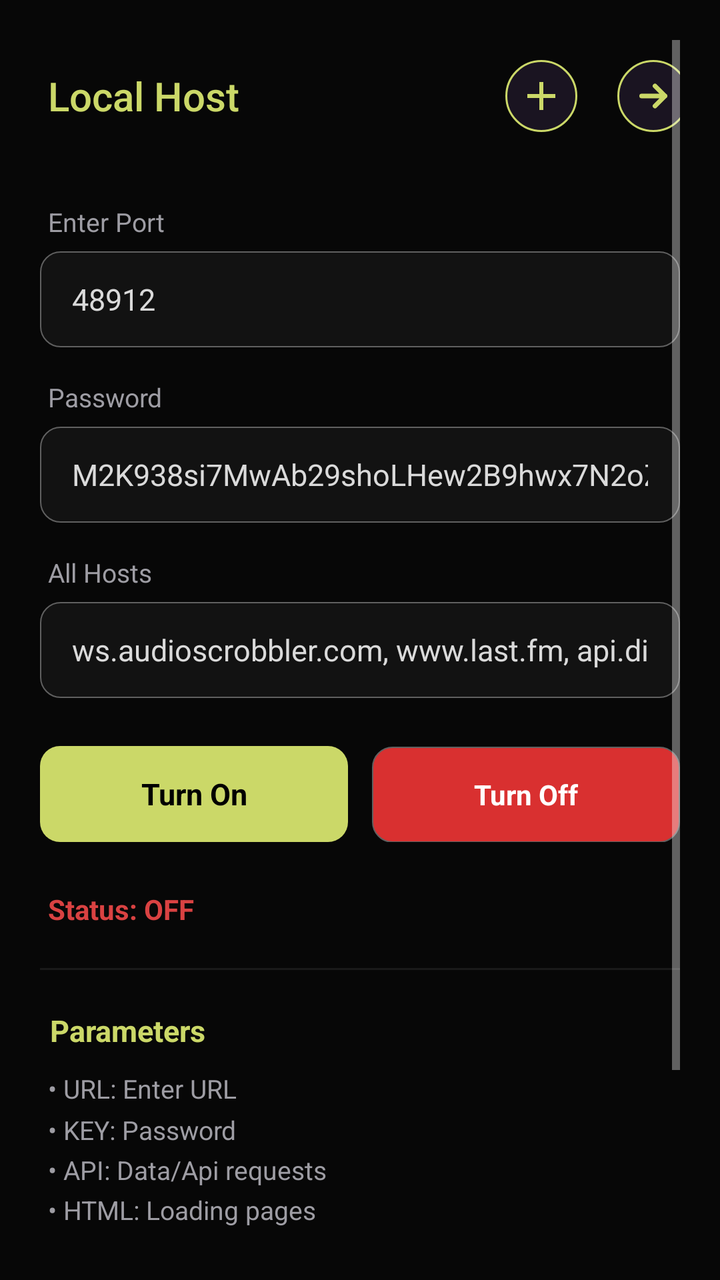
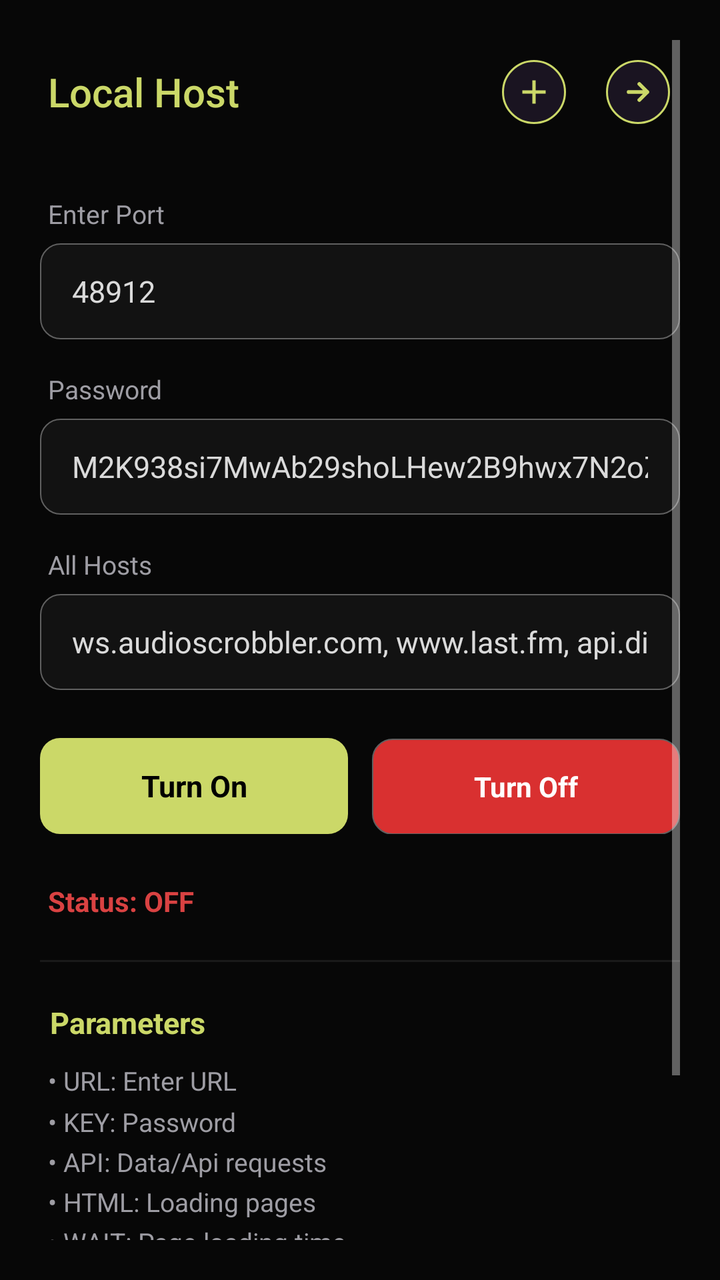

Compare the two renders of this Android layout. The source of the first and the diff that turns it into the second are given below.
<!-- AndroidManifest.xml: application theme Theme.NetProxy -->
<!-- res/layout/activity_main.xml -->
<?xml version="1.0" encoding="utf-8"?>
<ScrollView xmlns:android="http://schemas.android.com/apk/res/android"
    android:layout_width="match_parent"
    android:layout_height="match_parent"
    android:background="#070707"
    android:fillViewport="true"
    android:focusable="true"
    android:focusableInTouchMode="true"
    android:padding="20dp">

    <LinearLayout
        android:layout_width="match_parent"
        android:layout_height="wrap_content"
        android:orientation="vertical">

        
        <LinearLayout
            android:layout_width="match_parent"
            android:layout_height="wrap_content"
            android:layout_marginTop="10dp"
            android:layout_marginBottom="36dp"
            android:gravity="center_vertical"
            android:orientation="horizontal">

            <TextView
                android:layout_width="0dp"
                android:layout_height="wrap_content"
                android:layout_weight="1"
                android:layout_marginStart="4dp"
                android:fontFamily="sans-serif-medium"
                android:text="Local Host"
                android:textColor="#CBD868"
                android:textSize="20sp" />

            
            <LinearLayout
                android:layout_width="wrap_content"
                android:layout_height="wrap_content"
                android:layout_marginEnd="-5dp"
                android:gravity="center_vertical"
                android:orientation="horizontal">

                
                <ImageView
                    android:id="@+id/btnImport"
                    android:layout_width="36dp"
                    android:layout_height="36dp"
                    android:layout_marginEnd="20dp"
                    android:background="@drawable/bg_action_btn"
                    android:clickable="true"
                    android:focusable="true"
                    android:padding="6dp"
                    android:src="@drawable/bg_plus_icon" />

                )
                <ImageView
                    android:id="@+id/btnExport"
                    android:layout_width="36dp"
                    android:layout_height="36dp"
                    android:background="@drawable/bg_action_btn"
                    android:clickable="true"
                    android:focusable="true"
                    android:padding="8dp"
                    android:src="@drawable/bg_arrow_icon" />
            </LinearLayout>
        </LinearLayout>

        <TextView
            android:layout_width="wrap_content"
            android:layout_height="wrap_content"
            android:layout_marginLeft="4dp"
            android:layout_marginBottom="6dp"
            android:text="Enter Port"
            android:textColor="#9E9DA4"
            android:textSize="13sp" />

        <EditText
            android:id="@+id/etPort"
            android:layout_width="match_parent"
            android:layout_height="48dp"
            android:layout_marginBottom="16dp"
            android:background="@drawable/bg_input"
            android:inputType="number"
            android:paddingHorizontal="16dp"
            android:text="48912"
            android:textColor="#DADADA"
            android:textSize="15sp" />

        <TextView
            android:layout_width="wrap_content"
            android:layout_height="wrap_content"
            android:layout_marginLeft="4dp"
            android:layout_marginBottom="6dp"
            android:text="Password"
            android:textColor="#9E9DA4"
            android:textSize="13sp" />

        <EditText
            android:id="@+id/etPassword"
            android:layout_width="match_parent"
            android:layout_height="48dp"
            android:layout_marginBottom="16dp"
            android:background="@drawable/bg_input"
            android:inputType="text"
            android:paddingHorizontal="16dp"
            android:text="M2K938si7MwAb29shoLHew2B9hwx7N2oZwbd18"
            android:textColor="#DADADA"
            android:textSize="15sp" />

        <TextView
            android:layout_width="wrap_content"
            android:layout_height="wrap_content"
            android:layout_marginLeft="4dp"
            android:layout_marginBottom="6dp"
            android:text="All Hosts"
            android:textColor="#9E9DA4"
            android:textSize="13sp" />

        <EditText
            android:id="@+id/etHosts"
            android:layout_width="match_parent"
            android:layout_height="48dp"
            android:layout_marginBottom="24dp"
            android:background="@drawable/bg_input"
            android:inputType="text"
            android:paddingHorizontal="16dp"
            android:text="ws.audioscrobbler.com, www.last.fm, api.discogs.com, www.googleapis.com, www.youtube.com, m.youtube.com, api.deezer.com, wikipedia.org, en.wikipedia.org, lrclib.net, lyrics.lewagon.ai, api.lyrics.ovh"
            android:textColor="#DADADA"
            android:textSize="15sp" />

        <LinearLayout
            android:layout_width="match_parent"
            android:layout_height="wrap_content"
            android:layout_marginBottom="24dp"
            android:orientation="horizontal">

            <TextView
                android:id="@+id/btnTurnOn"
                android:layout_width="0dp"
                android:layout_height="48dp"
                android:layout_weight="1"
                android:layout_marginEnd="6dp"
                android:background="@drawable/bg_btn_on_ripple"
                android:clickable="true"
                android:focusable="true"
                android:gravity="center"
                android:text="Turn On"
                android:textColor="#000000"
                android:textSize="15sp"
                android:textStyle="bold" />

            <TextView
                android:id="@+id/btnTurnOff"
                android:layout_width="0dp"
                android:layout_height="48dp"
                android:layout_weight="1"
                android:layout_marginStart="6dp"
                android:background="@drawable/bg_btn_off_ripple"
                android:clickable="true"
                android:focusable="true"
                android:gravity="center"
                android:text="Turn Off"
                android:textColor="#FFFFFF"
                android:textSize="14sp"
                android:textStyle="bold" />
        </LinearLayout>

        <TextView
            android:id="@+id/tvStatus"
            android:layout_width="match_parent"
            android:layout_height="wrap_content"
            android:layout_marginLeft="4dp"
            android:layout_marginBottom="20dp"
            android:text="Status: OFF"
            android:textColor="#D94242"
            android:textSize="14sp"
            android:textStyle="bold" />

        <View
            android:layout_width="match_parent"
            android:layout_height="1dp"
            android:layout_marginBottom="20dp"
            android:background="#1A1A1A" />

        <TextView
            android:layout_width="wrap_content"
            android:layout_height="wrap_content"
            android:layout_marginLeft="5dp"
            android:layout_marginBottom="10dp"
            android:text="Parameters"
            android:textColor="#CBD868"
            android:textSize="15sp"
            android:textStyle="bold" />

        <TextView
            android:layout_width="match_parent"
            android:layout_height="wrap_content"
            android:layout_marginLeft="4dp"
            android:layout_marginBottom="30dp"
            android:lineSpacingMultiplier="1.3"
            android:text="• URL: Enter URL\n• KEY: Password\n• API: Data/Api requests\n• HTML: Loading pages\n• WAIT: Page loading time\n• UA: Custom User-Agent"
            android:textColor="#9E9DA4"
            android:textSize="13sp" />

        <TextView
            android:layout_width="wrap_content"
            android:layout_height="wrap_content"
            android:layout_marginLeft="4dp"
            android:layout_marginBottom="8dp"
            android:text="Usage Example:"
            android:textColor="#7F9CAB"
            android:textSize="15sp"
            android:textStyle="bold" />

        <TextView
            android:id="@+id/tvExample"
            android:layout_width="match_parent"
            android:layout_height="wrap_content"
            android:layout_marginLeft="4dp"
            android:fontFamily="monospace"
            android:lineSpacingMultiplier="1.2"
            android:text="http://127.0.0.1:8080/?key=7777\nproxy://action?start=10"
            android:textColor="#CBD868"
            android:textSize="12sp" />

    </LinearLayout>
</ScrollView>
<!-- resources referenced by this layout -->
<resources>
  <!-- drawable bg_action_btn (drawable) -->
  <?xml version="1.0" encoding="utf-8"?>
  <shape xmlns:android="http://schemas.android.com/apk/res/android"
      android:shape="oval">
      <solid android:color="#1A1421" />
      <stroke android:width="1dp" android:color="#CBD868" />
  </shape>
  <!-- drawable bg_arrow_icon (drawable) -->
  <vector xmlns:android="http://schemas.android.com/apk/res/android"
      android:width="24dp"
      android:height="24dp"
      android:viewportWidth="24"
      android:viewportHeight="24">
    <path
        android:strokeColor="#CBD868"
        android:strokeWidth="2.8"
        android:strokeLineCap="round"
        android:strokeLineJoin="round"
        android:fillColor="@android:color/transparent"
        android:pathData="M5,12 H19 M13,6 L19,12 L13,18"/>
  </vector>
  <!-- drawable bg_btn_off_ripple (drawable) -->
  <?xml version="1.0" encoding="utf-8"?>
  <ripple xmlns:android="http://schemas.android.com/apk/res/android"
      android:color="#50FFFFFF">
      <item>
          <shape android:shape="rectangle">
              <solid android:color="#D93030" />
              <stroke android:width="0.8dp" android:color="#606060" />
              <corners android:radius="10dp" />
          </shape>
      </item>
  </ripple>
  <!-- drawable bg_btn_on_ripple (drawable) -->
  <?xml version="1.0" encoding="utf-8"?>
  <ripple xmlns:android="http://schemas.android.com/apk/res/android"
      android:color="#40000000">
      <item>
          <shape android:shape="rectangle">
              <solid android:color="#CBD868" />
              <corners android:radius="10dp" />
          </shape>
      </item>
  </ripple>
  <!-- drawable bg_input (drawable) -->
  <?xml version="1.0" encoding="utf-8"?>
  <selector xmlns:android="http://schemas.android.com/apk/res/android">
      
      <item android:state_focused="true">
          <shape android:shape="rectangle">
              <solid android:color="#121212" />
              <corners android:radius="10dp" />
              <stroke android:width="1dp" android:color="#888888" />
          </shape>
      </item>
      
      
      <item>
          <shape android:shape="rectangle">
              <solid android:color="#121212" />
              <corners android:radius="10dp" />
              <stroke android:width="0.8dp" android:color="#606060" />
          </shape>
      </item>
  </selector>
  <!-- drawable bg_plus_icon (drawable) -->
  <vector xmlns:android="http://schemas.android.com/apk/res/android"
      android:width="24dp"
      android:height="24dp"
      android:viewportWidth="24"
      android:viewportHeight="24">
    <path
        android:fillColor="#CBD868"
        android:pathData="M19,13h-6v6h-2v-6H5v-2h6V5h2v6h6v2z"/>
  </vector>
  <style name="Theme.NetProxy" parent="Theme.AppCompat.NoActionBar">
          <item name="android:statusBarColor">#070707</item>
          <item name="android:windowLightStatusBar">false</item>
          <item name="android:windowBackground">#070707</item>
          <item name="colorPrimary">#CBD868</item>
          <item name="colorAccent">#CBD868</item>
      </style>
</resources>

<!-- the commit's change to res/layout/activity_main.xml (unified diff, before → after) -->
@@ -36,15 +36,15 @@
             <LinearLayout
                 android:layout_width="wrap_content"
                 android:layout_height="wrap_content"
-                android:layout_marginEnd="-5dp"
+                android:layout_marginEnd="5dp"
                 android:gravity="center_vertical"
                 android:orientation="horizontal">
 
                 
                 <ImageView
                     android:id="@+id/btnImport"
-                    android:layout_width="36dp"
-                    android:layout_height="36dp"
+                    android:layout_width="32dp"
+                    android:layout_height="32dp"
                     android:layout_marginEnd="20dp"
                     android:background="@drawable/bg_action_btn"
                     android:clickable="true"
@@ -55,8 +55,8 @@
                 )
                 <ImageView
                     android:id="@+id/btnExport"
-                    android:layout_width="36dp"
-                    android:layout_height="36dp"
+                    android:layout_width="32dp"
+                    android:layout_height="32dp"
                     android:background="@drawable/bg_action_btn"
                     android:clickable="true"
                     android:focusable="true"
